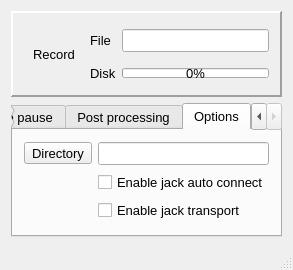
orouits/qjackrcd, file mainwindow.ui: the form before one commit.
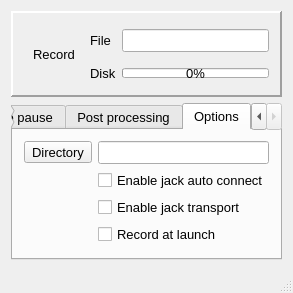
The form after the commit. The open tabs and pages were chosen to show the change. Icons and pictures are not drawn. Custom widgets are drawn as their Qt base class.

Commit message: Add record at launch feature

```diff
--- a/mainwindow.ui
+++ b/mainwindow.ui
@@ -6,8 +6,8 @@
    <rect>
     <x>0</x>
     <y>0</y>
-    <width>291</width>
-    <height>269</height>
+    <width>292</width>
+    <height>281</height>
    </rect>
   </property>
   <property name="sizePolicy">
@@ -280,6 +280,13 @@
           </property>
          </widget>
         </item>
+        <item row="3" column="1">
+         <widget class="QCheckBox" name="optRecordAtLaunchCheck">
+          <property name="text">
+           <string>Record at launch</string>
+          </property>
+         </widget>
+        </item>
        </layout>
       </widget>
      </widget>
```
The commit also changes 7 other files.
